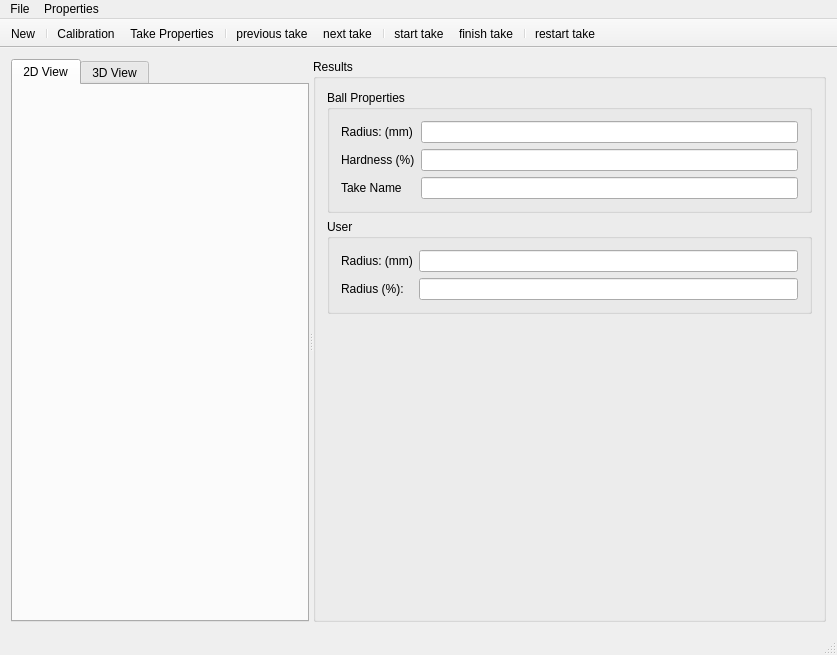
The window that mainwindow.ui (liglacsap/SurveyTrackingTool) describes before a commit, drawn with Qt 5.
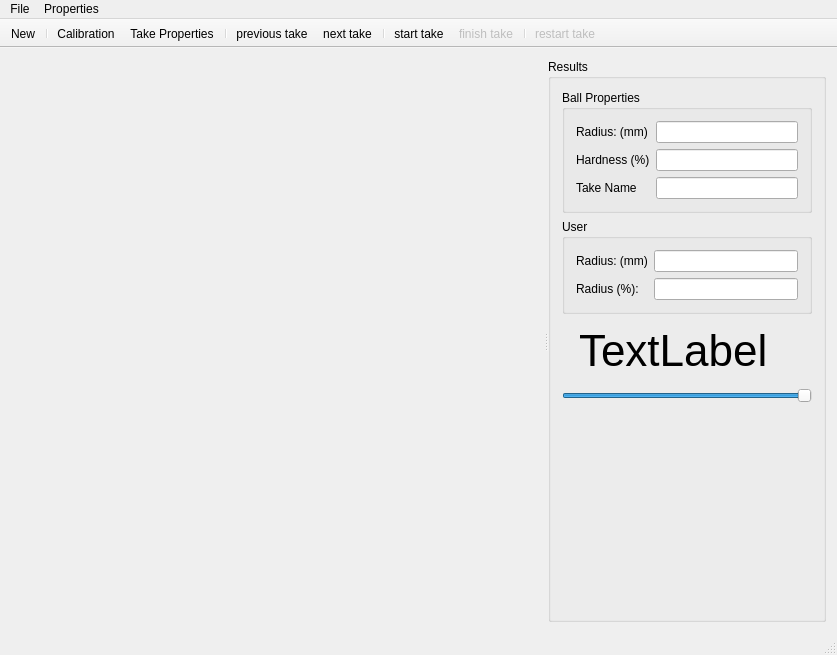
The same window after the commit. Icons and pictures are not drawn. Custom widgets are drawn as their Qt base class.

```diff
--- a/mainwindow.ui
+++ b/mainwindow.ui
@@ -19,7 +19,7 @@
   </property>
   <widget class="QWidget" name="centralWidget">
    <layout class="QGridLayout" name="gridLayout">
-    <item row="1" column="0">
+    <item row="0" column="0">
      <widget class="QSplitter" name="splitter">
       <property name="orientation">
        <enum>Qt::Horizontal</enum>
@@ -39,36 +39,13 @@
          <number>0</number>
         </property>
         <item row="0" column="0">
-         <widget class="QTabWidget" name="tabWidget">
-          <property name="currentIndex">
-           <number>0</number>
+         <widget class="Paint2DWidget" name="paintWidget" native="true">
+          <property name="minimumSize">
+           <size>
+            <width>480</width>
+            <height>0</height>
+           </size>
           </property>
-          <property name="documentMode">
-           <bool>false</bool>
-          </property>
-          <property name="tabsClosable">
-           <bool>false</bool>
-          </property>
-          <widget class="QWidget" name="tab">
-           <attribute name="title">
-            <string>2D View</string>
-           </attribute>
-           <layout class="QGridLayout" name="gridLayout_5">
-            <item row="0" column="0">
-             <widget class="Paint2DWidget" name="widget_4" native="true"/>
-            </item>
-           </layout>
-          </widget>
-          <widget class="QWidget" name="tab_2">
-           <attribute name="title">
-            <string>3D View</string>
-           </attribute>
-           <layout class="QGridLayout" name="gridLayout_4">
-            <item row="0" column="0">
-             <widget class="GLWidget" name="widget_3" native="true"/>
-            </item>
-           </layout>
-          </widget>
          </widget>
         </item>
        </layout>
@@ -166,6 +143,34 @@
             </widget>
            </item>
            <item row="3" column="0">
+            <widget class="QLabel" name="label_6">
+             <property name="styleSheet">
+              <string notr="true">
+     font: 44px;
+     padding: 6px;</string>
+             </property>
+             <property name="text">
+              <string>TextLabel</string>
+             </property>
+            </widget>
+           </item>
+           <item row="4" column="0">
+            <widget class="QSlider" name="horizontalSlider">
+             <property name="maximum">
+              <number>1000</number>
+             </property>
+             <property name="value">
+              <number>1000</number>
+             </property>
+             <property name="sliderPosition">
+              <number>1000</number>
+             </property>
+             <property name="orientation">
+              <enum>Qt::Horizontal</enum>
+             </property>
+            </widget>
+           </item>
+           <item row="5" column="0">
             <spacer name="verticalSpacer">
              <property name="orientation">
               <enum>Qt::Vertical</enum>
@@ -312,6 +317,9 @@
    </property>
   </action>
   <action name="actionFinish_take">
+   <property name="enabled">
+    <bool>false</bool>
+   </property>
    <property name="icon">
     <iconset resource="icons.qrc">
      <normaloff>:/icons/stop32.png</normaloff>:/icons/stop32.png</iconset>
@@ -321,6 +329,9 @@
    </property>
   </action>
   <action name="actionRestart_take">
+   <property name="enabled">
+    <bool>false</bool>
+   </property>
    <property name="icon">
     <iconset resource="icons.qrc">
      <normaloff>:/icons/exchange32.png</normaloff>:/icons/exchange32.png</iconset>
@@ -347,12 +358,6 @@
    <header>paint2dwidget.h</header>
    <container>1</container>
   </customwidget>
-  <customwidget>
-   <class>GLWidget</class>
-   <extends>QWidget</extends>
-   <header>glwidget.h</header>
-   <container>1</container>
-  </customwidget>
  </customwidgets>
  <resources>
   <include location="icons.qrc"/>
```
Left out of the diff: 2 changed lines with no effect on the pictures.
